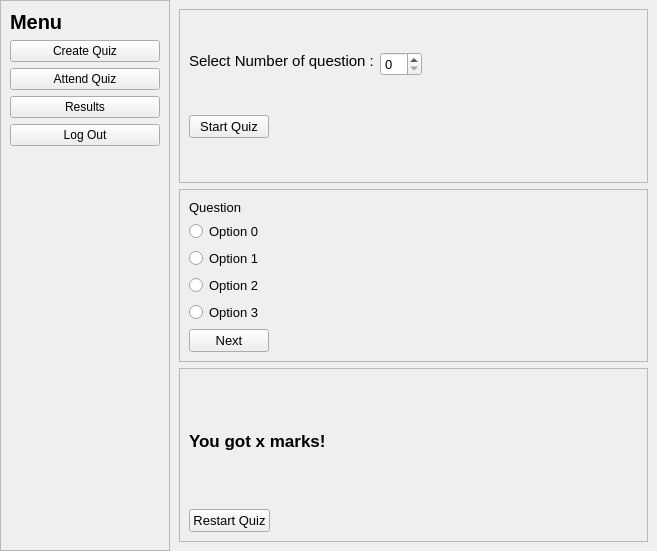
First picture: the form in main.ui, repository riyadbinaziz/SmartGrading, before the edit.
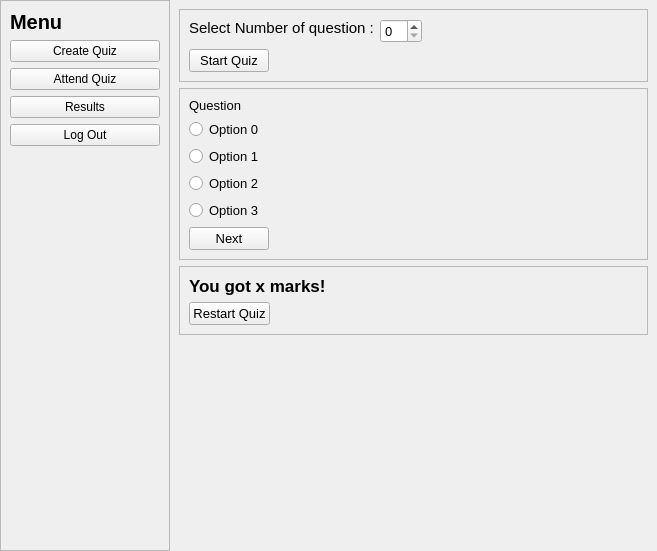
Second picture: the form after the edit. The open tabs and pages were chosen to show the change.

```diff
--- a/main.ui
+++ b/main.ui
@@ -506,6 +506,19 @@
               </layout>
              </widget>
             </item>
+            <item>
+             <spacer name="attendquiz_verticalspacer">
+              <property name="orientation">
+               <enum>Qt::Orientation::Vertical</enum>
+              </property>
+              <property name="sizeHint" stdset="0">
+               <size>
+                <width>20</width>
+                <height>40</height>
+               </size>
+              </property>
+             </spacer>
+            </item>
            </layout>
           </widget>
           <widget class="QWidget" name="createquiz_stackwidget_page">
```
Left out of the diff: 2 changed lines with no effect on the pictures.
